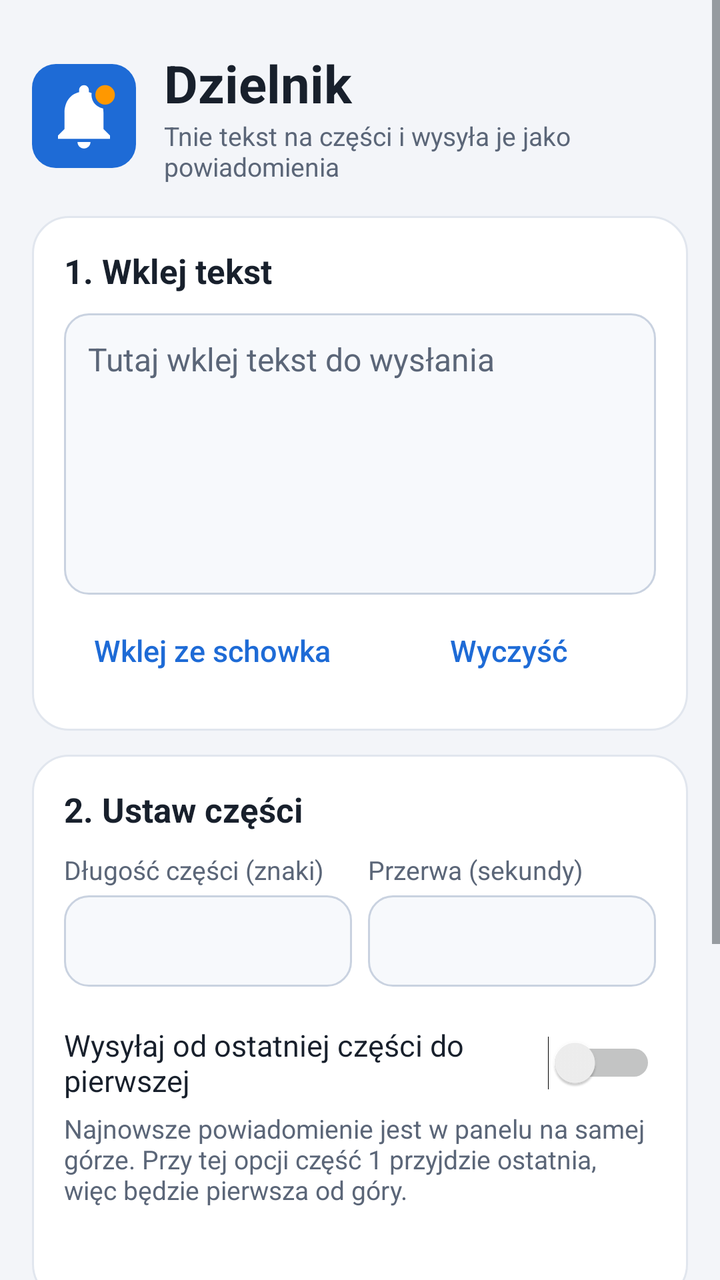
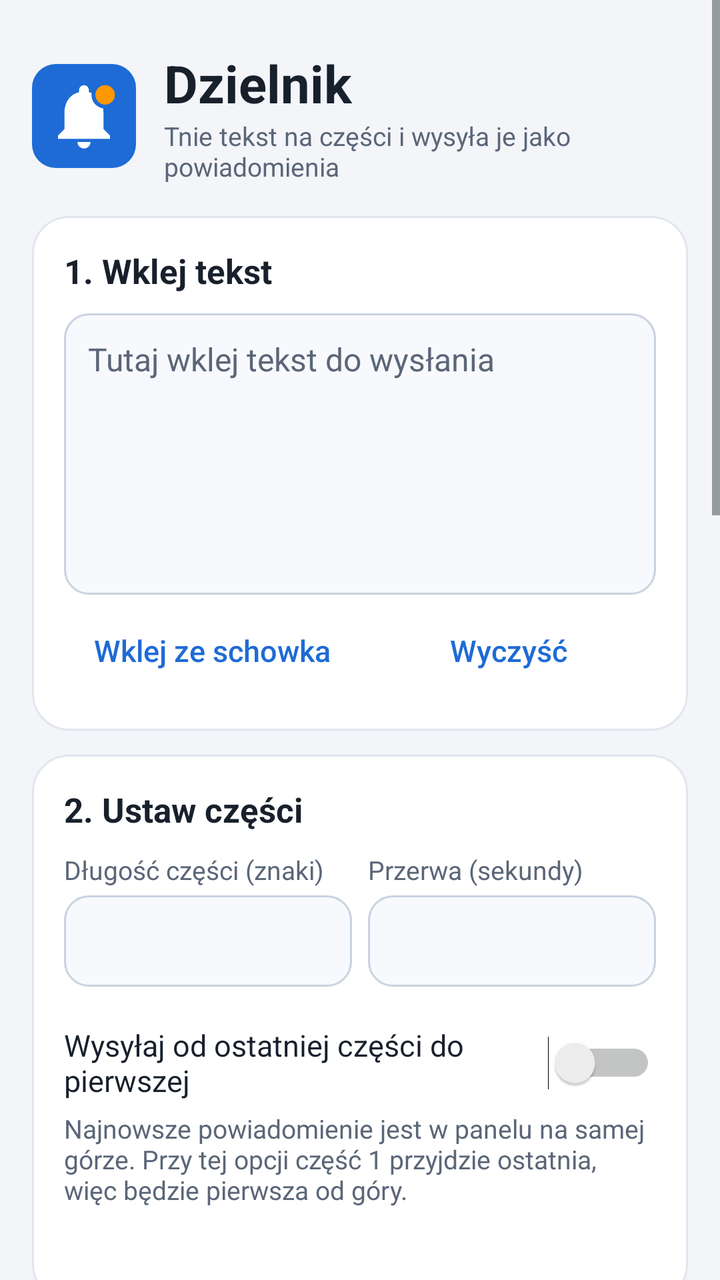

Screens rendered from an Android XML layout before and after an edit, with the pre-edit source and the edit as a unified diff.
<!-- AndroidManifest.xml: application theme AppTheme -->
<!-- res/layout/activity_main.xml -->
<?xml version="1.0" encoding="utf-8"?>
<ScrollView xmlns:android="http://schemas.android.com/apk/res/android"
    android:layout_width="match_parent"
    android:layout_height="match_parent"
    android:background="@color/screen_bg"
    android:fillViewport="true">

    <LinearLayout
        android:layout_width="match_parent"
        android:layout_height="wrap_content"
        android:orientation="vertical"
        android:padding="16dp">

        
        <LinearLayout
            android:layout_width="match_parent"
            android:layout_height="wrap_content"
            android:gravity="center_vertical"
            android:orientation="horizontal"
            android:paddingTop="8dp"
            android:paddingBottom="4dp">

            <ImageView
                android:layout_width="52dp"
                android:layout_height="52dp"
                android:contentDescription="Ikona Dzielnika"
                android:src="@drawable/ic_logo" />

            <LinearLayout
                android:layout_width="0dp"
                android:layout_height="wrap_content"
                android:layout_marginStart="14dp"
                android:layout_weight="1"
                android:orientation="vertical">

                <TextView
                    android:layout_width="match_parent"
                    android:layout_height="wrap_content"
                    android:text="Dzielnik"
                    android:textColor="@color/text_primary"
                    android:textSize="26sp"
                    android:textStyle="bold" />

                <TextView
                    style="@style/Hint"
                    android:layout_width="match_parent"
                    android:layout_height="wrap_content"
                    android:text="Tnie tekst na części i wysyła je jako powiadomienia" />
            </LinearLayout>
        </LinearLayout>

        
        <LinearLayout
            style="@style/Card"
            android:layout_width="match_parent"
            android:layout_height="wrap_content"
            android:layout_marginTop="12dp">

            <TextView
                style="@style/SectionTitle"
                android:layout_width="match_parent"
                android:layout_height="wrap_content"
                android:text="1. Wklej tekst" />

            <EditText
                android:id="@+id/text"
                style="@style/Input"
                android:layout_width="match_parent"
                android:layout_height="wrap_content"
                android:layout_marginTop="10dp"
                android:gravity="top|start"
                android:hint="Tutaj wklej tekst do wysłania"
                android:importantForAutofill="no"
                android:inputType="textMultiLine|textCapSentences"
                android:maxLines="10"
                android:minLines="6"
                android:scrollbars="vertical" />

            <LinearLayout
                android:layout_width="match_parent"
                android:layout_height="wrap_content"
                android:layout_marginTop="4dp"
                android:orientation="horizontal">

                <Button
                    android:id="@+id/btn_paste"
                    style="@style/TextButton"
                    android:layout_width="0dp"
                    android:layout_height="wrap_content"
                    android:layout_weight="1"
                    android:text="Wklej ze schowka" />

                <Button
                    android:id="@+id/btn_clear"
                    style="@style/TextButton"
                    android:layout_width="0dp"
                    android:layout_height="wrap_content"
                    android:layout_weight="1"
                    android:text="Wyczyść" />
            </LinearLayout>
        </LinearLayout>

        
        <LinearLayout
            style="@style/Card"
            android:layout_width="match_parent"
            android:layout_height="wrap_content"
            android:layout_marginTop="12dp">

            <TextView
                style="@style/SectionTitle"
                android:layout_width="match_parent"
                android:layout_height="wrap_content"
                android:text="2. Ustaw części" />

            <LinearLayout
                android:layout_width="match_parent"
                android:layout_height="wrap_content"
                android:layout_marginTop="10dp"
                android:orientation="horizontal">

                <LinearLayout
                    android:layout_width="0dp"
                    android:layout_height="wrap_content"
                    android:layout_marginEnd="8dp"
                    android:layout_weight="1"
                    android:orientation="vertical">

                    <TextView
                        style="@style/Hint"
                        android:layout_width="match_parent"
                        android:layout_height="wrap_content"
                        android:text="Długość części (znaki)" />

                    <EditText
                        android:id="@+id/limit"
                        style="@style/Input"
                        android:layout_width="match_parent"
                        android:layout_height="wrap_content"
                        android:layout_marginTop="4dp"
                        android:importantForAutofill="no"
                        android:inputType="number"
                        android:maxLength="4" />
                </LinearLayout>

                <LinearLayout
                    android:layout_width="0dp"
                    android:layout_height="wrap_content"
                    android:layout_weight="1"
                    android:orientation="vertical">

                    <TextView
                        style="@style/Hint"
                        android:layout_width="match_parent"
                        android:layout_height="wrap_content"
                        android:text="Przerwa (sekundy)" />

                    <EditText
                        android:id="@+id/delay"
                        style="@style/Input"
                        android:layout_width="match_parent"
                        android:layout_height="wrap_content"
                        android:layout_marginTop="4dp"
                        android:importantForAutofill="no"
                        android:inputType="numberDecimal"
                        android:maxLength="4" />
                </LinearLayout>
            </LinearLayout>

            <Switch
                android:id="@+id/sw_reverse"
                android:layout_width="match_parent"
                android:layout_height="wrap_content"
                android:layout_marginTop="14dp"
                android:minHeight="48dp"
                android:text="Wysyłaj od ostatniej części do pierwszej"
                android:textColor="@color/text_primary"
                android:textSize="15sp" />

            <TextView
                style="@style/Hint"
                android:layout_width="match_parent"
                android:layout_height="wrap_content"
                android:text="Najnowsze powiadomienie jest w panelu na samej górze. Przy tej opcji część 1 przyjdzie ostatnia, więc będzie pierwsza od góry." />

            <TextView
                android:id="@+id/preview"
                android:layout_width="match_parent"
                android:layout_height="wrap_content"
                android:layout_marginTop="12dp"
                android:textColor="@color/accent"
                android:textSize="14sp"
                android:textStyle="bold" />
        </LinearLayout>

        
        <Button
            android:id="@+id/btn_send"
            style="@style/PrimaryButton"
            android:layout_width="match_parent"
            android:layout_height="wrap_content"
            android:layout_marginTop="16dp"
            android:text="Podziel i wyślij" />

        <ProgressBar
            android:id="@+id/progress"
            style="?android:attr/progressBarStyleHorizontal"
            android:layout_width="match_parent"
            android:layout_height="wrap_content"
            android:layout_marginTop="10dp"
            android:progressTint="@color/accent"
            android:visibility="gone" />

        <TextView
            android:id="@+id/status"
            style="@style/Hint"
            android:layout_width="match_parent"
            android:layout_height="wrap_content"
            android:layout_marginTop="6dp"
            android:gravity="center"
            android:textSize="14sp" />

        
        <LinearLayout
            style="@style/Card"
            android:layout_width="match_parent"
            android:layout_height="wrap_content"
            android:layout_marginTop="16dp">

            <LinearLayout
                android:id="@+id/measure_header"
                android:layout_width="match_parent"
                android:layout_height="wrap_content"
                android:background="?android:attr/selectableItemBackground"
                android:clickable="true"
                android:focusable="true"
                android:gravity="center_vertical"
                android:minHeight="40dp"
                android:orientation="horizontal">

                <TextView
                    style="@style/SectionTitle"
                    android:layout_width="0dp"
                    android:layout_height="wrap_content"
                    android:layout_weight="1"
                    android:text="Zmierz limit powiadomienia" />

                <TextView
                    android:id="@+id/measure_toggle"
                    android:layout_width="wrap_content"
                    android:layout_height="wrap_content"
                    android:text="Pokaż"
                    android:textColor="@color/accent"
                    android:textSize="15sp"
                    android:textStyle="bold" />
            </LinearLayout>

            <LinearLayout
                android:id="@+id/measure_body"
                android:layout_width="match_parent"
                android:layout_height="wrap_content"
                android:orientation="vertical"
                android:visibility="gone">

                <TextView
                    style="@style/Hint"
                    android:layout_width="match_parent"
                    android:layout_height="wrap_content"
                    android:layout_marginTop="8dp"
                    android:text="Telefon lub zegarek pokazuje tylko początek długiego powiadomienia. Sprawdź, ile znaków się mieści:\n1. Naciśnij „Wyślij test”.\n2. Rozwiń powiadomienie i przepisz jego końcówkę razem ze średnikiem przed ostatnią liczbą, np. ;120;45\n3. Naciśnij „Oblicz długość”." />

                <LinearLayout
                    android:layout_width="match_parent"
                    android:layout_height="wrap_content"
                    android:layout_marginTop="12dp"
                    android:gravity="center_vertical"
                    android:orientation="horizontal">

                    <EditText
                        android:id="@+id/test_len"
                        style="@style/Input"
                        android:layout_width="0dp"
                        android:layout_height="wrap_content"
                        android:layout_marginEnd="8dp"
                        android:layout_weight="1"
                        android:hint="Długość testu"
                        android:importantForAutofill="no"
                        android:inputType="number"
                        android:maxLength="4" />

                    <Button
                        android:id="@+id/btn_test"
                        style="@style/SecondaryButton"
                        android:layout_width="0dp"
                        android:layout_height="wrap_content"
                        android:layout_weight="1"
                        android:text="Wyślij test" />
                </LinearLayout>

                <EditText
                    android:id="@+id/seen"
                    style="@style/Input"
                    android:layout_width="match_parent"
                    android:layout_height="wrap_content"
                    android:layout_marginTop="12dp"
                    android:hint="Końcówka, którą widzisz, np. ;120;45"
                    android:importantForAutofill="no"
                    android:inputType="textNoSuggestions|textVisiblePassword" />

                <Button
                    android:id="@+id/btn_decode"
                    style="@style/SecondaryButton"
                    android:layout_width="match_parent"
                    android:layout_height="wrap_content"
                    android:layout_marginTop="8dp"
                    android:text="Oblicz długość" />

                <TextView
                    android:id="@+id/result"
                    android:layout_width="match_parent"
                    android:layout_height="wrap_content"
                    android:layout_marginTop="10dp"
                    android:textColor="@color/text_primary"
                    android:textSize="16sp"
                    android:textStyle="bold" />

                <Button
                    android:id="@+id/btn_use"
                    style="@style/SecondaryButton"
                    android:layout_width="match_parent"
                    android:layout_height="wrap_content"
                    android:layout_marginTop="8dp"
                    android:enabled="false"
                    android:text="Ustaw jako długość części" />
            </LinearLayout>
        </LinearLayout>

        <View
            android:layout_width="match_parent"
            android:layout_height="16dp" />
    </LinearLayout>
</ScrollView>
<!-- resources referenced by this layout -->
<resources>
  <color name="accent">#1E6BD6</color>
  <color name="screen_bg">#F3F5F9</color>
  <color name="text_primary">#18202C</color>
  <style name="Card">
          <item name="android:orientation">vertical</item>
          <item name="android:background">@drawable/bg_card</item>
          <item name="android:padding">16dp</item>
      </style>
  <style name="Hint">
          <item name="android:textSize">13sp</item>
          <item name="android:textColor">@color/text_secondary</item>
      </style>
  <style name="Input">
          <item name="android:background">@drawable/bg_input</item>
          <item name="android:textColor">@color/text_primary</item>
          <item name="android:textColorHint">@color/text_secondary</item>
          <item name="android:textSize">16sp</item>
          <item name="android:padding">12dp</item>
      </style>
  <style name="SectionTitle">
          <item name="android:textSize">17sp</item>
          <item name="android:textStyle">bold</item>
          <item name="android:textColor">@color/text_primary</item>
      </style>
  <style name="TextButton" parent="android:Widget.DeviceDefault.Button.Borderless">
          <item name="android:textColor">@color/accent</item>
          <item name="android:textSize">15sp</item>
          <item name="android:textAllCaps">false</item>
      </style>
  <style name="AppTheme" parent="android:Theme.DeviceDefault.Light.NoActionBar">
          <item name="android:windowBackground">@color/screen_bg</item>
          <item name="android:statusBarColor">@color/screen_bg</item>
          <item name="android:navigationBarColor">@color/screen_bg</item>
          <item name="android:windowLightStatusBar">true</item>
          <item name="android:colorAccent">@color/accent</item>
      </style>
  <color name="icon_bg">#1E6BD6</color>
  <color name="badge">#FF9800</color>
  <!-- drawable bg_card (drawable) -->
  <?xml version="1.0" encoding="utf-8"?>
  <shape xmlns:android="http://schemas.android.com/apk/res/android"
      android:shape="rectangle">
      <solid android:color="@color/card" />
      <stroke
          android:width="1dp"
          android:color="@color/card_stroke" />
      <corners android:radius="18dp" />
  </shape>
  <color name="text_secondary">#5B6678</color>
  <!-- drawable bg_input (drawable) -->
  <?xml version="1.0" encoding="utf-8"?>
  <shape xmlns:android="http://schemas.android.com/apk/res/android"
      android:shape="rectangle">
      <solid android:color="@color/input_bg" />
      <stroke
          android:width="1dp"
          android:color="@color/input_stroke" />
      <corners android:radius="12dp" />
  </shape>
  <!-- drawable bg_btn_primary (drawable) -->
  <?xml version="1.0" encoding="utf-8"?>
  <ripple xmlns:android="http://schemas.android.com/apk/res/android"
      android:color="#33808080">
      <item>
          <shape android:shape="rectangle">
              <solid android:color="@color/accent" />
              <corners android:radius="16dp" />
          </shape>
      </item>
  </ripple>
  <color name="on_accent">#FFFFFF</color>
  <!-- drawable bg_btn_secondary (drawable) -->
  <?xml version="1.0" encoding="utf-8"?>
  <ripple xmlns:android="http://schemas.android.com/apk/res/android"
      android:color="#33808080">
      <item>
          <shape android:shape="rectangle">
              <solid android:color="@color/accent_soft" />
              <corners android:radius="12dp" />
          </shape>
      </item>
  </ripple>
  <color name="card">#FFFFFF</color>
  <color name="card_stroke">#E1E6EE</color>
  <color name="input_bg">#F7F9FC</color>
  <color name="input_stroke">#C9D2E0</color>
  <color name="accent_soft">#E3EDFB</color>
  <!-- unchanged entries left out for length: 3 -->
</resources>

<!-- the commit's change to res/layout/activity_main.xml (unified diff, before → after) -->
@@ -227,6 +227,140 @@
             android:layout_height="wrap_content"
             android:layout_marginTop="16dp">
 
+            <TextView
+                style="@style/SectionTitle"
+                android:layout_width="match_parent"
+                android:layout_height="wrap_content"
+                android:text="Gemini w powiadomieniach" />
+
+            <TextView
+                style="@style/Hint"
+                android:layout_width="match_parent"
+                android:layout_height="wrap_content"
+                android:layout_marginTop="4dp"
+                android:text="Gdy wpiszesz klucz, powiadomienia dostają przycisk „Odpowiedz”. Twoja odpowiedź razem z treścią powiadomienia idzie do Gemini, a jego odpowiedź wraca jako kolejne powiadomienia, dzielone tak samo jak tekst." />
+
+            <TextView
+                style="@style/Hint"
+                android:layout_width="match_parent"
+                android:layout_height="wrap_content"
+                android:layout_marginTop="12dp"
+                android:text="Klucz API Gemini" />
+
+            <EditText
+                android:id="@+id/gem_key"
+                style="@style/Input"
+                android:layout_width="match_parent"
+                android:layout_height="wrap_content"
+                android:layout_marginTop="4dp"
+                android:hint="Wklej klucz z Google AI Studio"
+                android:importantForAutofill="no"
+                android:inputType="textPassword" />
+
+            <TextView
+                style="@style/Hint"
+                android:layout_width="match_parent"
+                android:layout_height="wrap_content"
+                android:layout_marginTop="4dp"
+                android:text="Klucz zapisuje się tylko w tym telefonie i jest wysyłany wyłącznie do Google." />
+
+            <TextView
+                style="@style/Hint"
+                android:layout_width="match_parent"
+                android:layout_height="wrap_content"
+                android:layout_marginTop="12dp"
+                android:text="Model" />
+
+            <EditText
+                android:id="@+id/gem_model"
+                style="@style/Input"
+                android:layout_width="match_parent"
+                android:layout_height="wrap_content"
+                android:layout_marginTop="4dp"
+                android:hint="gemini-3.5-flash-lite"
+                android:importantForAutofill="no"
+                android:inputType="textNoSuggestions|textVisiblePassword" />
+
+            <TextView
+                style="@style/Hint"
+                android:layout_width="match_parent"
+                android:layout_height="wrap_content"
+                android:layout_marginTop="4dp"
+                android:text="Wersja Lite ma największy darmowy limit dzienny. Mocniejszy model, np. gemini-3.8-flash, odpowiada lepiej, ale darmowych pytań jest wtedy mało." />
+
+            <Switch
+                android:id="@+id/sw_reply"
+                android:layout_width="match_parent"
+                android:layout_height="wrap_content"
+                android:layout_marginTop="10dp"
+                android:minHeight="48dp"
+                android:text="Przycisk „Odpowiedz” w powiadomieniach"
+                android:textColor="@color/text_primary"
+                android:textSize="15sp" />
+
+            <TextView
+                style="@style/Hint"
+                android:layout_width="match_parent"
+                android:layout_height="wrap_content"
+                android:layout_marginTop="12dp"
+                android:text="Zapytaj Gemini bez powiadomienia" />
+
+            <EditText
+                android:id="@+id/gem_question"
+                style="@style/Input"
+                android:layout_width="match_parent"
+                android:layout_height="wrap_content"
+                android:layout_marginTop="4dp"
+                android:gravity="top|start"
+                android:hint="Wpisz pytanie"
+                android:importantForAutofill="no"
+                android:inputType="textMultiLine|textCapSentences"
+                android:maxLines="6"
+                android:minLines="2"
+                android:scrollbars="vertical" />
+
+            <Button
+                android:id="@+id/btn_ask"
+                style="@style/SecondaryButton"
+                android:layout_width="match_parent"
+                android:layout_height="wrap_content"
+                android:layout_marginTop="8dp"
+                android:text="Zapytaj Gemini" />
+
+            <Button
+                android:id="@+id/btn_ask_notif"
+                style="@style/SecondaryButton"
+                android:layout_width="match_parent"
+                android:layout_height="wrap_content"
+                android:layout_marginTop="8dp"
+                android:text="Wstaw do powiadomień pole pytania" />
+
+            <TextView
+                android:id="@+id/gem_status"
+                style="@style/Hint"
+                android:layout_width="match_parent"
+                android:layout_height="wrap_content"
+                android:layout_marginTop="10dp"
+                android:textColor="@color/text_primary"
+                android:textSize="14sp"
+                android:visibility="gone" />
+
+            <Button
+                android:id="@+id/btn_new_chat"
+                style="@style/TextButton"
+                android:layout_width="match_parent"
+                android:layout_height="wrap_content"
+                android:layout_marginTop="4dp"
+                android:text="Zacznij nową rozmowę" />
+        </LinearLayout>
+
+        
+        <LinearLayout
+            style="@style/Card"
+            android:layout_width="match_parent"
+            android:layout_height="wrap_content"
+            android:layout_marginTop="16dp">
+
             <LinearLayout
                 android:id="@+id/measure_header"
                 android:layout_width="match_parent"
